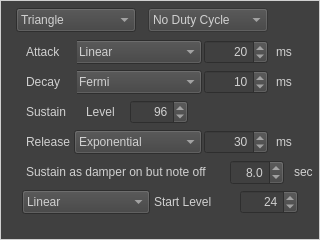
Qt form qt/PitchTimbreFrameForm.ui (Gaiger/ChiptuneMIDI) before a commit.
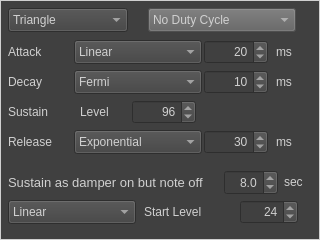
The same form after that commit.

Commit message: Relayout .ui files to match Qt6. The default layout is now based on Qt6. - Changed ChiptuneMidiWidget.ui: base base fin size from 14 to 11, 11 is the fundamental  font size now. - Update layouts in PitchTimbreFrame.ui and ChannelNodeWidget.ui to match Qt6 layout behavior. - For Qt5, add SetFontSizeForWidgetSubtree to rescale font sizes accordingly, to avoid excessively small. - Fixed bug in WaveChatView.cpp: `#if QT_VERSION_CHECK(6, 0, 0) >= QT_VERSION` should be `>`, not `>=`.

What changed in the file:
```diff
--- a/qt/PitchTimbreFrameForm.ui
+++ b/qt/PitchTimbreFrameForm.ui
@@ -17,6 +17,11 @@
    <string notr="true">QWidget {
 background-color: rgb(64, 64, 64); 
 color: rgb(208, 208, 208);
+}
+
+
+QComboBox:disabled {
+  background-color: rgb(96, 96, 96); 
 }</string>
   </property>
   <property name="frameShape">
@@ -31,7 +36,7 @@
   <widget class="QComboBox" name="WaveFormComboBox">
    <property name="geometry">
     <rect>
-     <x>16</x>
+     <x>8</x>
      <y>8</y>
      <width>120</width>
      <height>24</height>
@@ -64,7 +69,7 @@
     <rect>
      <x>148</x>
      <y>8</y>
-     <width>120</width>
+     <width>148</width>
      <height>24</height>
     </rect>
    </property>
@@ -165,9 +170,9 @@
   <widget class="QLabel" name="AttackLabel">
    <property name="geometry">
     <rect>
-     <x>26</x>
+     <x>8</x>
      <y>40</y>
-     <width>51</width>
+     <width>64</width>
      <height>24</height>
     </rect>
    </property>
@@ -233,9 +238,9 @@
   <widget class="QLabel" name="DecayLabel">
    <property name="geometry">
     <rect>
-     <x>26</x>
+     <x>8</x>
      <y>70</y>
-     <width>51</width>
+     <width>64</width>
      <height>24</height>
     </rect>
    </property>
@@ -259,9 +264,9 @@
   <widget class="QSpinBox" name="SustainLevelSpinBox">
    <property name="geometry">
     <rect>
-     <x>130</x>
+     <x>132</x>
      <y>100</y>
-     <width>58</width>
+     <width>64</width>
      <height>24</height>
     </rect>
    </property>
@@ -284,9 +289,9 @@
   <widget class="QLabel" name="ReleaseLabel">
    <property name="geometry">
     <rect>
-     <x>26</x>
+     <x>8</x>
      <y>130</y>
-     <width>51</width>
+     <width>64</width>
      <height>24</height>
     </rect>
    </property>
@@ -365,7 +370,7 @@
   <widget class="QLabel" name="LevelLabel">
    <property name="geometry">
     <rect>
-     <x>86</x>
+     <x>80</x>
      <y>100</y>
      <width>41</width>
      <height>24</height>
@@ -378,9 +383,9 @@
   <widget class="QLabel" name="SustainLabel">
    <property name="geometry">
     <rect>
-     <x>26</x>
+     <x>8</x>
      <y>100</y>
-     <width>51</width>
+     <width>64</width>
      <height>24</height>
     </rect>
    </property>
@@ -391,12 +396,17 @@
   <widget class="QLabel" name="DamperOnButNoteOffSustainLabel">
    <property name="geometry">
     <rect>
-     <x>26</x>
-     <y>160</y>
-     <width>201</width>
+     <x>8</x>
+     <y>170</y>
+     <width>212</width>
      <height>24</height>
     </rect>
    </property>
+   <property name="font">
+    <font>
+     <pointsize>10</pointsize>
+    </font>
+   </property>
    <property name="text">
     <string>Sustain as damper on but note off</string>
    </property>
@@ -404,8 +414,8 @@
   <widget class="QComboBox" name="DamperOnButNoteOffSustainCurveComboBox">
    <property name="geometry">
     <rect>
-     <x>22</x>
-     <y>190</y>
+     <x>8</x>
+     <y>200</y>
      <width>128</width>
      <height>24</height>
     </rect>
@@ -435,7 +445,7 @@
    <property name="geometry">
     <rect>
      <x>240</x>
-     <y>190</y>
+     <y>200</y>
      <width>58</width>
      <height>24</height>
     </rect>
@@ -459,9 +469,9 @@
   <widget class="QLabel" name="LevelLabel_2">
    <property name="geometry">
     <rect>
-     <x>154</x>
-     <y>190</y>
-     <width>72</width>
+     <x>144</x>
+     <y>200</y>
+     <width>91</width>
      <height>24</height>
     </rect>
    </property>
@@ -472,9 +482,9 @@
   <widget class="QLabel" name="SecLabel">
    <property name="geometry">
     <rect>
-     <x>294</x>
-     <y>160</y>
-     <width>24</width>
+     <x>284</x>
+     <y>170</y>
+     <width>32</width>
      <height>24</height>
     </rect>
    </property>
@@ -485,8 +495,8 @@
   <widget class="QDoubleSpinBox" name="DamperOnButNoteOffSustainTimeDoubleSpinBox">
    <property name="geometry">
     <rect>
-     <x>230</x>
-     <y>160</y>
+     <x>224</x>
+     <y>170</y>
      <width>54</width>
      <height>25</height>
     </rect>
```
Left out of the diff: 2 changed lines with no effect on the pictures. The commit also changes 5 other files.
